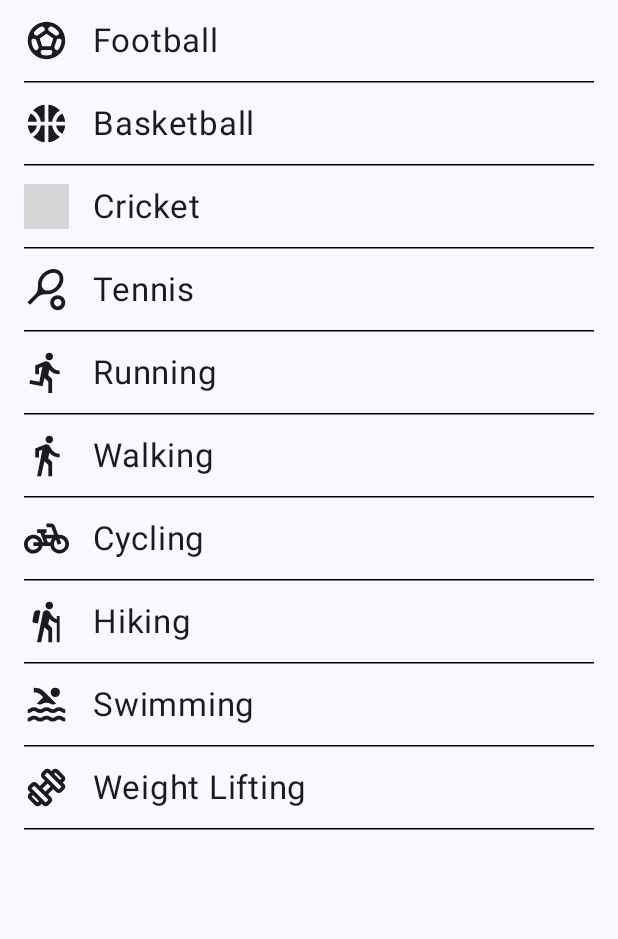
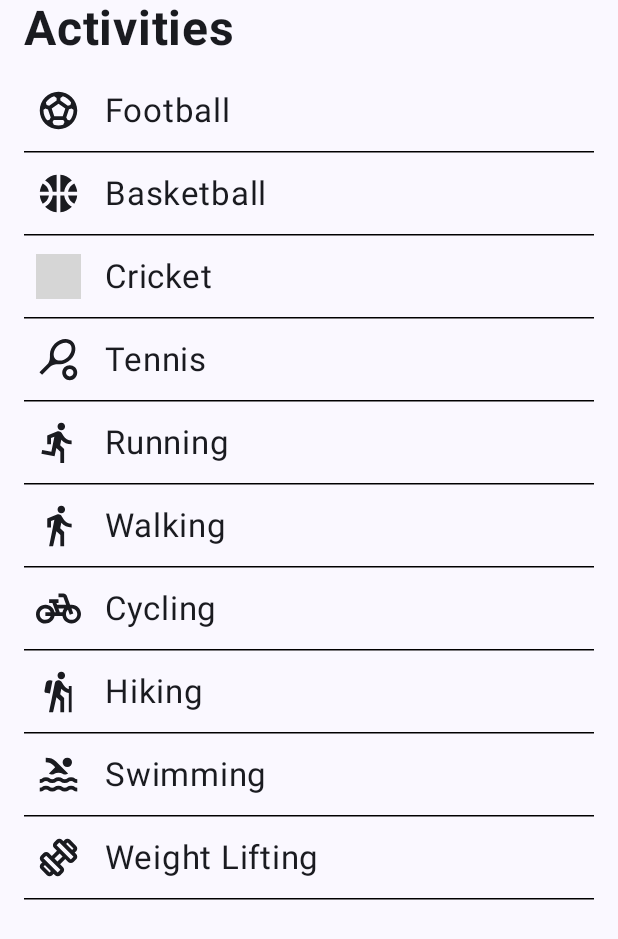
Before and after one commit to BeshoyAshraf10/FitnessProject, an Android app built with Jetpack Compose: the screen it shows after launch (MainActivity), on a phone screen of 412 x 824 dp. Shown: the top 939 px of the screen. Run offline under Robolectric (Android 15) with nearby library versions, the phone set to English and light mode, and no system bars; grey boxes are pictures that could not be loaded.

Commit message:
Add ui to activities screen

```diff
--- a/app/src/main/java/com/example/fitnessproject/screen/ActivitiesListScreen.kt
+++ b/app/src/main/java/com/example/fitnessproject/screen/ActivitiesListScreen.kt
@@ -3,6 +3,7 @@ package com.example.fitnessproject.screen
 import android.annotation.SuppressLint
 import android.widget.Toast
 import androidx.compose.foundation.clickable
+import androidx.compose.foundation.layout.Arrangement
 import androidx.compose.foundation.layout.Box
 import androidx.compose.foundation.layout.Column
 import androidx.compose.foundation.layout.Row
@@ -14,6 +15,7 @@ import androidx.compose.foundation.lazy.LazyColumn
 import androidx.compose.foundation.lazy.items
 import androidx.compose.material3.HorizontalDivider
 import androidx.compose.material3.Icon
+import androidx.compose.material3.IconButton
 import androidx.compose.material3.Scaffold
 import androidx.compose.material3.Text
 import androidx.compose.runtime.Composable
@@ -22,10 +24,13 @@ import androidx.compose.ui.Modifier
 import androidx.compose.ui.graphics.Color
 import androidx.compose.ui.platform.LocalContext
 import androidx.compose.ui.res.painterResource
+import androidx.compose.ui.text.font.FontWeight
 import androidx.compose.ui.tooling.preview.Preview
 import androidx.compose.ui.unit.dp
 import androidx.compose.ui.unit.sp
 import androidx.navigation.NavController
+import androidx.navigation.compose.rememberNavController
+import com.example.fitnessproject.R
 import com.example.fitnessproject.data.ActivitiesData
 import com.example.fitnessproject.model.Activity
 import com.example.fitnessproject.Routes.ACT_LIST
@@ -38,11 +43,26 @@ fun ActivitiesListScreen(
     navController: NavController,
     modifier: Modifier = Modifier
 ) {
-    Scaffold (modifier = Modifier.fillMaxSize()) { innerPadding->
+    Scaffold(modifier = Modifier.fillMaxSize()) { innerPadding ->
         LazyColumn(
             modifier = modifier
                 .padding(innerPadding)
         ) {
+            item {
+                Row(
+                    modifier = Modifier
+                        .fillMaxWidth()
+                        .padding(bottom = 8.dp)
+                ) {
+                    Text(
+                        text = "Activities",
+                        fontSize = 32.sp,
+                        fontWeight = FontWeight.Bold,
+                        modifier = Modifier
+                            .padding(start = 16.dp)
+                    )
+                }
+            }
             items(activities) { activity: Activity ->
                 ActivityItem(activity) {
                     navController.navigate("$ACT_TYPES/$activity")
@@ -54,27 +74,21 @@ fun ActivitiesListScreen(
 
 }
 
-@Composable
-fun ActivitiesList(
-    activities: List<Activity>,
-    modifier: Modifier = Modifier) {
-
-}
 
 @Composable
-fun ActivityItem(activity: Activity, modifier: Modifier = Modifier,onNavigate: () -> Unit) {
+fun ActivityItem(activity: Activity, modifier: Modifier = Modifier, onNavigate: () -> Unit) {
     val context = LocalContext.current
-    Column (
+    Column(
         modifier = modifier
+            .padding(horizontal = 16.dp)
             .clickable {
                 onNavigate()
             }
-    ){
+    ) {
         Row(
             verticalAlignment = Alignment.CenterVertically,
             modifier = modifier
                 .fillMaxWidth()
-                .padding(horizontal = 8.dp)
                 .padding(vertical = 12.dp)
 
         ) {
@@ -85,29 +99,42 @@ fun ActivityItem(activity: Activity, modifier: Modifier = Modifier,onNavigate: (
                     .padding(start = 8.dp)
                     .size(30.dp)
             )
-            Text(
-                text = activity.name,
-                fontSize = 22.sp,
+            Column (
                 modifier = modifier
-                    .padding(start = 16.dp)
+                    .fillMaxWidth()
+            ){
+                Text(
+                    text = activity.name,
+                    fontSize = 22.sp,
+                    modifier = modifier
+                        .padding(start = 16.dp)
 
-            )
+                )
+                if(activity.caloriesPerHour != 0){
+                    Text(
+                        text = "${activity.caloriesPerHour.toString()} cal/hour",
+                        fontSize = 16.sp,
+                        modifier = modifier
+                            .align(Alignment.End)
+
+                    )
+                }
+            }
         }
         HorizontalDivider(
             color = Color.Black,
             thickness = 1.dp,
             modifier = Modifier
                 .fillMaxWidth()
-                .padding(horizontal = 16.dp)
+
         )
     }
 
 }
 
 
-
 @Preview(showSystemUi = true, showBackground = false)
 @Composable
 private fun ActivityCardPreview() {
-//    ActivitiesListScreen(ActivitiesData().getActivitiesNames())
+    ActivitiesListScreen(ActivitiesData().getActivitiesNames(), rememberNavController())
 }
--- /dev/null
+++ b/app/src/main/res/drawable/ic_search.xml
@@ -0,0 +1,5 @@
+<vector xmlns:android="http://schemas.android.com/apk/res/android" android:height="24dp" android:tint="#000000" android:viewportHeight="24" android:viewportWidth="24" android:width="24dp">
+
+    <path android:fillColor="@android:color/white" android:pathData="M15.5,14h-0.79l-0.28,-0.27C15.41,12.59 16,11.11 16,9.5 16,5.91 13.09,3 9.5,3S3,5.91 3,9.5 5.91,16 9.5,16c1.61,0 3.09,-0.59 4.23,-1.57l0.27,0.28v0.79l5,4.99L20.49,19l-4.99,-5zM9.5,14C7.01,14 5,11.99 5,9.5S7.01,5 9.5,5 14,7.01 14,9.5 11.99,14 9.5,14z"/>
+
+</vector>
```
Also changed, not shown: app/src/main/java/com/example/fitnessproject/screen/ActivityTypes.kt (+12 -0 lines).
